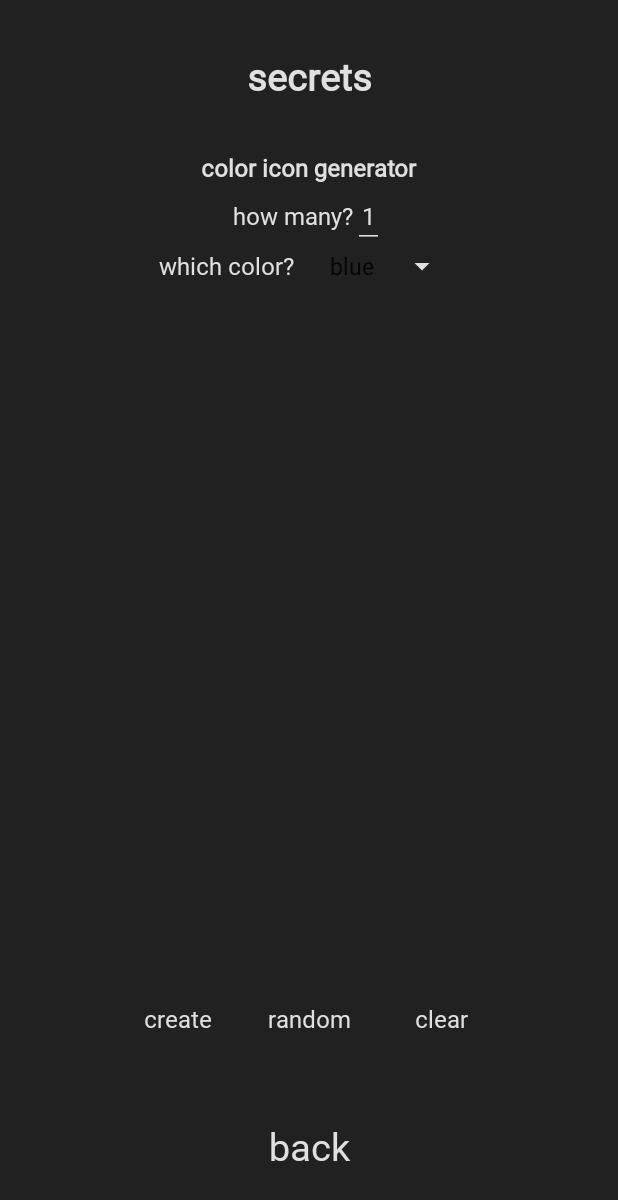
After one commit to hadarshamir/Animatch, an Android app: the SettingsActivity screen opened directly, with no data from a screen before it, on a phone screen of 412 x 824 dp. The commit adds this screen. Shown: the top 1200 px of the screen. Run offline under Robolectric (Android 15) with nearby library versions, the phone set to English and light mode, and no system bars.

Commit message:
Added secrets menu

```diff
--- a/app/src/main/java/com/example/animatch/MainActivity.java
+++ b/app/src/main/java/com/example/animatch/MainActivity.java
@@ -1,6 +1,7 @@
 package com.example.animatch;
 
 import android.content.Context;
+import android.content.Intent;
 import android.graphics.Paint;
 import android.hardware.Sensor;
 import android.hardware.SensorEvent;
@@ -8,6 +9,7 @@ import android.hardware.SensorEventListener;
 import android.hardware.SensorManager;
 import android.media.MediaPlayer;
 import android.os.Bundle;
+import android.os.Handler;
 import android.os.Vibrator;
 import android.util.Log;
 import android.view.WindowManager;
@@ -16,6 +18,7 @@ import android.widget.ImageButton;
 import android.widget.ImageView;
 import android.widget.LinearLayout;
 import android.widget.TextView;
+import android.widget.Toast;
 
 import androidx.appcompat.app.ActionBar;
 import androidx.appcompat.app.AppCompatActivity;
@@ -29,10 +32,10 @@ public class MainActivity extends AppCompatActivity
 {
     /* Declarations */
     private ImageButton[]       buttons         = null;
-    private final int[]         animalsArray    = { R.drawable.dog, R.drawable.gorilla, R.drawable.lion,
-                                                    R.drawable.monkey, R.drawable.mouse, R.drawable.rabbit,
-                                                    R.drawable.dog, R.drawable.gorilla, R.drawable.lion,
-                                                    R.drawable.monkey, R.drawable.mouse, R.drawable.rabbit };
+    private final int[]         animalsArray    = { R.drawable.dog,     R.drawable.gorilla, R.drawable.lion,
+                                                    R.drawable.monkey,  R.drawable.mouse,   R.drawable.rabbit,
+                                                    R.drawable.dog,     R.drawable.gorilla, R.drawable.lion,
+                                                    R.drawable.monkey,  R.drawable.mouse,   R.drawable.rabbit };
     private final boolean[]     pressedArray    = { false, false, false,
                                                     false, false, false,
                                                     false, false, false,
@@ -43,6 +46,8 @@ public class MainActivity extends AppCompatActivity
     private boolean             shouldMute      = true;
     private boolean             emptyIcon       = true;
     private int                 rotateDirection = 1;
+    private int                 secretsCount    = 4;
+    private boolean             secretsEnabled  = false;
 
     private LinearLayout        colorIcons;
     private ImageButton         colorIcon;
@@ -58,6 +63,10 @@ public class MainActivity extends AppCompatActivity
     private float               mAccel;
     private float               mAccelCurrent;
     private float               mAccelLast;
+
+    private Intent              goToSettings;
+
+    private Toast               toast;
 
     @Override
     protected void onCreate(Bundle savedInstanceState)
@@ -94,10 +103,10 @@ public class MainActivity extends AppCompatActivity
 
         /* Init buttons array */
         buttons = new ImageButton[] {
-                findViewById(R.id.imageButton1), findViewById(R.id.imageButton2), findViewById(R.id.imageButton3),
-                findViewById(R.id.imageButton4), findViewById(R.id.imageButton5), findViewById(R.id.imageButton6),
-                findViewById(R.id.imageButton7), findViewById(R.id.imageButton8), findViewById(R.id.imageButton9),
-                findViewById(R.id.imageButton10),findViewById(R.id.imageButton11),findViewById(R.id.imageButton12)
+                findViewById(R.id.imageButton1),  findViewById(R.id.imageButton2),  findViewById(R.id.imageButton3),
+                findViewById(R.id.imageButton4),  findViewById(R.id.imageButton5),  findViewById(R.id.imageButton6),
+                findViewById(R.id.imageButton7),  findViewById(R.id.imageButton8),  findViewById(R.id.imageButton9),
+                findViewById(R.id.imageButton10), findViewById(R.id.imageButton11), findViewById(R.id.imageButton12)
         };
 
         /* Init animals array as list */
@@ -145,8 +154,46 @@ public class MainActivity extends AppCompatActivity
         reset.setOnClickListener(v ->
         {
             resetGame(animals);
-            shuffle.start();
             vib.vibrate(5);
+        });
+
+        /* Settings button logic */
+        steps.setOnClickListener(v ->
+        {
+            if (toast != null)
+            {
+                toast.cancel();
+            }
+            goToSettings = new Intent(MainActivity.this, SettingsActivity.class);
+            vib.vibrate(5);
+            if (secretsCount == 1)
+            {
+                secretsEnabled = true;
+                steps.setText(R.string.secrets);
+                toast = Toast.makeText(getApplicationContext(), getString(R.string.secret_found), Toast.LENGTH_SHORT);
+                toast.show();
+            }
+            if (secretsCount == 0)
+            {
+                startActivity(goToSettings);
+            }
+            else
+            {
+                if (--secretsCount == 1)
+                {
+                    toast = Toast.makeText(getApplicationContext(),
+                            getString(R.string.secret_steps_1) + " " + secretsCount + " " + getString(R.string.secret_steps_3),
+                            Toast.LENGTH_SHORT);
+                    toast.show();
+                }
+                else if (secretsCount > 0)
+                {
+                    toast = Toast.makeText(getApplicationContext(),
+                            getString(R.string.secret_steps_1) + " " + secretsCount + " " + getString(R.string.secret_steps_2),
+                            Toast.LENGTH_SHORT);
+                    toast.show();
+                }
+            }
         });
 
         /* Mute button logic */
@@ -173,7 +220,6 @@ public class MainActivity extends AppCompatActivity
                 if (mAccel > 11)
                 {
                     resetGame(animals); // Reset on shake
-                    shuffle.start();
                     vib.vibrate(300);
                 }
             }
@@ -181,12 +227,13 @@ public class MainActivity extends AppCompatActivity
             public void onAccuracyChanged(Sensor sensor, int accuracy) {
             }
         };
-        mSensorManager = (SensorManager) getSystemService(Context.SENSOR_SERVICE);
-        Objects.requireNonNull(mSensorManager).registerListener(mSensorListener, mSensorManager.getDefaultSensor(Sensor.TYPE_ACCELEROMETER),
-                SensorManager.SENSOR_DELAY_NORMAL);
-        mAccel = 10f;
-        mAccelCurrent = SensorManager.GRAVITY_EARTH;
-        mAccelLast = SensorManager.GRAVITY_EARTH;
+        mSensorManager  = (SensorManager) getSystemService(Context.SENSOR_SERVICE);
+        Objects.requireNonNull(mSensorManager).registerListener(mSensorListener,
+                                                                mSensorManager.getDefaultSensor(Sensor.TYPE_ACCELEROMETER),
+                                                                SensorManager.SENSOR_DELAY_NORMAL);
+        mAccel          = 10f;
+        mAccelCurrent   = SensorManager.GRAVITY_EARTH;
+        mAccelLast      = SensorManager.GRAVITY_EARTH;
     }
 
     private void checkMatch(ImageButton btn, int index)
@@ -204,7 +251,7 @@ public class MainActivity extends AppCompatActivity
                     success.start();
                 }
                 addColorIcon(btn);
-                pressedArray[i] = false;
+                pressedArray[i]     = false;
                 pressedArray[index] = false;
                 btn.setClickable(false);
                 buttons[i].setClickable(false);
@@ -308,6 +355,7 @@ public class MainActivity extends AppCompatActivity
 
     private void resetGame(List<Integer> animals)
     {
+        shuffle.start();
         Collections.shuffle(animals); // Shuffle the animals array
 
         /* Alternate rotation */
@@ -323,10 +371,17 @@ public class MainActivity extends AppCompatActivity
         for (int i = 0; i < animalsArray.length; i++)
         {
             title.setText(getResources().getString(R.string.instructions));
-            steps.setText(R.string.steps);
-            stepsCount = 0;
+            if (secretsEnabled)
+            {
+                steps.setText(R.string.secrets);
+            }
+            else
+            {
+                steps.setText(R.string.steps);
+            }
+            stepsCount      = 0;
+            emptyIcon       = true;
             setEmptyIcon();
-            emptyIcon = true;
 
             buttons[i].setImageResource(R.drawable.hidden);
             buttons[i].setTag(animals.get(i));
@@ -337,8 +392,8 @@ public class MainActivity extends AppCompatActivity
             buttons[i].setRotation(0);
 
             pressedArray[i] = false;
-            pressedCount = 0;
-            matchCount = 0;
+            pressedCount    = 0;
+            matchCount      = 0;
         }
     }
 
--- /dev/null
+++ b/app/src/main/java/com/example/animatch/SettingsActivity.java
@@ -0,0 +1,238 @@
+package com.example.animatch;
+
+import androidx.appcompat.app.ActionBar;
+import androidx.appcompat.app.AppCompatActivity;
+import androidx.constraintlayout.widget.ConstraintLayout;
+
+import android.content.Context;
+import android.hardware.Sensor;
+import android.hardware.SensorEvent;
+import android.hardware.SensorEventListener;
+import android.hardware.SensorManager;
+import android.media.MediaPlayer;
+import android.os.Bundle;
+import android.os.Vibrator;
+import android.view.inputmethod.InputMethodManager;
+import android.widget.Button;
+import android.widget.EditText;
+import android.widget.GridLayout;
+import android.widget.ImageButton;
+import android.widget.ImageView;
+import android.widget.Spinner;
+import android.widget.Toast;
+
+import java.util.Objects;
+import java.util.Random;
+
+public class SettingsActivity extends AppCompatActivity
+{
+    private final String[]      colorsArray = { "blue", "green", "grey", "pink", "red", "yellow" };
+    private EditText            numOfObjects;
+    private Spinner             colorPicker;
+    private GridLayout          colorIconsGrid;
+    private ImageButton         colorIcon;
+    private Button              create, random, clear, back;
+
+    private ConstraintLayout    secretsLayout;
+
+    private boolean             isEmptyButton = true;
+
+    private MediaPlayer         bgm, flip, shuffle;
+
+    private SensorManager       mSensorManager;
+    private SensorEventListener mSensorListener;
+
+    private float               mAccel;
+    private float               mAccelCurrent;
+    private float               mAccelLast;
+
+    @Override
+    protected void onCreate(Bundle savedInstanceState)
+    {
+        super.onCreate(savedInstanceState);
+        setContentView(R.layout.activity_settings);
+
+        Vibrator vib = (Vibrator) getSystemService(Context.VIBRATOR_SERVICE);
+
+        bgm     = MediaPlayer.create(SettingsActivity.this, R.raw.settings_bgm);
+        flip    = MediaPlayer.create(SettingsActivity.this, R.raw.flip);
+        shuffle = MediaPlayer.create(SettingsActivity.this, R.raw.shuffle);
+        bgm.start();
+
+        /* Hide action bar */
+        ActionBar actionBar = getSupportActionBar();
+        assert actionBar != null;
+        actionBar.hide();
+
+        secretsLayout = findViewById(R.id.secretsLayout);
+        secretsLayout.setOnClickListener(v ->
+        {
+            InputMethodManager imm = (InputMethodManager) getSystemService(INPUT_METHOD_SERVICE);
+            imm.hideSoftInputFromWindow(getCurrentFocus().getWindowToken(), 0);
+        });
+
+        numOfObjects = findViewById(R.id.numOfObjects);
+        numOfObjects.setText("1");
+
+        colorIconsGrid  = findViewById(R.id.colorIconsGrid);
+        setEmptyIcon();
+
+        colorPicker = findViewById(R.id.colorOfObjects);
+        colorPicker.setSelection(0);
+
+        create = findViewById(R.id.create);
+        create.setOnClickListener(v ->
+        {
+            flip.start();
+            addColorIconsByNumberAndColor(Integer.parseInt(numOfObjects.getText().toString()), false);
+            vib.vibrate(5);
+        });
+
+        random = findViewById(R.id.random);
+        random.setOnClickListener(v ->
+        {
+            flip.start();
+            addColorIconsByNumberAndColor(Integer.parseInt(numOfObjects.getText().toString()), true);
+            vib.vibrate(5);
+        });
+
+        clear = findViewById(R.id.clear);
+        clear.setOnClickListener(v ->
+        {
+            resetIcons();
+            vib.vibrate(5);
+        });
+
+        back = findViewById(R.id.back);
+        back.setOnClickListener(v ->
+        {
+            onBackPressed();
+            vib.vibrate(5);
+        });
+
+        /* Accelerometer logic */
+        mSensorListener = new SensorEventListener()
+        {
+            @Override
+            public void onSensorChanged(SensorEvent event)
+            {
+                float x = event.values[0];
+                float y = event.values[1];
+                float z = event.values[2];
+                mAccelLast = mAccelCurrent;
+                mAccelCurrent = (float) Math.sqrt(x * x + y * y + z * z);
+                float delta = mAccelCurrent - mAccelLast;
+                mAccel = mAccel * 0.9f + delta;
+                if (mAccel > 11)
+                {
+                    resetIcons(); // Reset on shake
+                    vib.vibrate(300);
+                }
+            }
+
+            @Override
+            public void onAccuracyChanged(Sensor sensor, int accuracy)
+            {
+            }
+        };
+        mSensorManager  = (SensorManager) getSystemService(Context.SENSOR_SERVICE);
+        Objects.requireNonNull(mSensorManager).registerListener(mSensorListener,
+                mSensorManager.getDefaultSensor(Sensor.TYPE_ACCELEROMETER),
+                SensorManager.SENSOR_DELAY_NORMAL);
+        mAccel = 10f;
+        mAccelCurrent   = SensorManager.GRAVITY_EARTH;
+        mAccelLast      = SensorManager.GRAVITY_EARTH;
+    }
+
+    private void addColorIconsByNumberAndColor(int numOfColorIcons, boolean isRandom)
+    {
+        if (numOfColorIcons > 9999)
+        {
+            Toast.makeText(getApplicationContext(), R.string.crash, Toast.LENGTH_SHORT).show();
+            return;
+        }
+        String chosenColor = colorPicker.getSelectedItem().toString();
+
+        InputMethodManager imm = (InputMethodManager) getSystemService(INPUT_METHOD_SERVICE);
+        if (imm.isAcceptingText())
+        {
+            imm.hideSoftInputFromWindow(getCurrentFocus().getWindowToken(), 0);
+        }
+
+        if (isEmptyButton)
+        {
+            colorIconsGrid.removeAllViews();
+            isEmptyButton = false;
+        }
+
+        for (int i = 0; i < numOfColorIcons; i++)
+        {
+            colorIcon = new ImageButton(SettingsActivity.this);
+            colorIcon.setBackgroundResource(R.drawable.color_icon);
+
+            if (isRandom)
+            {
+                Random rand = new Random();
+                chosenColor = colorsArray[rand.nextInt(6)];
+            }
+
+            switch (chosenColor)
+            {
+                case "blue":
+                { colorIcon.setImageResource(R.drawable.blue); }    break;
+
+                case "yellow":
+                { colorIcon.setImageResource(R.drawable.yellow); }  break;
+
+                case "green":
+                { colorIcon.setImageResource(R.drawable.green); }   break;
+
+                case "grey":
+                { colorIcon.setImageResource(R.drawable.grey); }    break;
+
+                case "red":
+                { colorIcon.setImageResource(R.drawable.red); }     break;
+
+                case "pink":
+                { colorIcon.setImageResource(R.drawable.pink); }    break;
+            }
+            colorIcon.setClickable(false);
+            colorIcon.setBackgroundColor(212121);
+            colorIcon.setScaleType(ImageView.ScaleType.FIT_CENTER);
+            colorIconsGrid.addView(colorIcon, 100, 100);
+        }
+    }
+
+    private void resetIcons()
+    {
+        shuffle.start();
+        colorIconsGrid.removeAllViews();
+        setEmptyIcon();
+    }
+
+    private void setEmptyIcon()
+    {
+        colorIcon = new ImageButton(SettingsActivity.this);
+        colorIcon.setBackgroundResource(R.drawable.color_icon);
+        colorIcon.setImageResource(R.drawable.empty);
+        colorIcon.setClickable(false);
+        colorIcon.setBackgroundColor(212121);
+        colorIcon.setScaleType(ImageView.ScaleType.FIT_CENTER);
+        colorIconsGrid.addView(colorIcon, 100, 100);
+        isEmptyButton = true;
+    }
+
+    @Override
+    protected void onPause()
+    {
+        super.onPause();
+        bgm.pause();
+    }
+
+    @Override
+    protected void onResume()
+    {
+        super.onResume();
+        bgm.start();
+    }
+}
--- a/app/src/main/res/layout/activity_main.xml
+++ b/app/src/main/res/layout/activity_main.xml
@@ -186,8 +186,7 @@
             android:layout_height="wrap_content"
             android:fontFamily="@font/roboto"
             android:text="@string/pairs_found"
-            android:textColor="#e0e0e0">
-        </TextView>
+            android:textColor="#e0e0e0"></TextView>
 
         <LinearLayout
             android:id="@+id/colorMatchLayout"
@@ -231,7 +230,8 @@
             android:layout_width="0dp"
             android:layout_weight="1"
             android:backgroundTint="#212121"
-            android:clickable="false"
+            android:background="@android:color/transparent"
+            android:clickable="true"
             android:fontFamily="@font/roboto"
             android:text="@string/steps"
             android:textAllCaps="false"
--- /dev/null
+++ b/app/src/main/res/layout/activity_settings.xml
@@ -0,0 +1,196 @@
+<?xml version="1.0" encoding="utf-8"?>
+<androidx.constraintlayout.widget.ConstraintLayout xmlns:android="http://schemas.android.com/apk/res/android"
+    xmlns:app="http://schemas.android.com/apk/res-auto"
+    xmlns:tools="http://schemas.android.com/tools"
+    android:id="@+id/secretsLayout"
+    android:layout_width="match_parent"
+    android:layout_height="match_parent"
+    android:background="#212121"
+    android:keepScreenOn="true"
+    tools:context=".SettingsActivity"
+    android:clickable="true"
+    android:focusable="true"
+    android:focusableInTouchMode="true">
+
+    <TextView
+        android:id="@+id/settings"
+        android:layout_width="wrap_content"
+        android:layout_height="wrap_content"
+        android:fontFamily="@font/roboto"
+        android:includeFontPadding="true"
+        android:text="@string/secrets"
+        android:textColor="#e0e0e0"
+        android:textSize="25sp"
+        android:textStyle="bold"
+        app:layout_constraintLeft_toLeftOf="parent"
+        app:layout_constraintRight_toRightOf="parent"
+        app:layout_constraintTop_toTopOf="parent"
+        app:layout_constraintBottom_toTopOf="@id/settingsLayout"/>
+
+    <LinearLayout
+        android:id="@+id/settingsLayout"
+        android:layout_width="match_parent"
+        android:layout_height="wrap_content"
+        android:orientation="vertical"
+        android:gravity="center"
+        app:layout_constraintTop_toBottomOf="@id/settings"
+        app:layout_constraintBottom_toTopOf="@id/scrollView"
+        app:layout_constraintStart_toStartOf="parent"
+        app:layout_constraintEnd_toEndOf="parent">
+
+        <TextView
+            android:id="@+id/createColorObjects"
+            android:layout_width="wrap_content"
+            android:layout_height="wrap_content"
+            android:fontFamily="@font/roboto"
+            android:includeFontPadding="true"
+            android:text="@string/generator"
+            android:textStyle="bold"
+            android:textColor="#e0e0e0"
+            android:textSize="16sp"/>
+
+        <LinearLayout
+            android:layout_width="match_parent"
+            android:layout_height="wrap_content"
+            android:orientation="horizontal"
+            android:gravity="center">
+
+            <TextView
+                android:layout_width="wrap_content"
+                android:layout_height="wrap_content"
+                android:fontFamily="@font/roboto"
+                android:includeFontPadding="true"
+                android:text="@string/how_many"
+                android:textColor="#e0e0e0"
+                android:textSize="16sp"/>
+
+            <EditText
+                android:id="@+id/numOfObjects"
+                android:layout_width="wrap_content"
+                android:layout_height="wrap_content"
+                android:backgroundTint="#e0e0e0"
+                android:inputType="number"
+                android:textAlignment="center"
+                android:textColor="#e0e0e0"
+                android:textSize="16sp"
+                android:fontFamily="@font/roboto"/>
+        </LinearLayout>
+
+        <LinearLayout
+            android:layout_width="match_parent"
+            android:layout_height="wrap_content"
+            android:orientation="horizontal"
+            android:layout_gravity="center"
+            android:gravity="center">
+
+            <TextView
+                android:layout_width="wrap_content"
+                android:layout_height="wrap_content"
+                android:fontFamily="@font/roboto"
+                android:text="@string/which_color"
+                android:textColor="#e0e0e0"
+                android:textSize="16sp"/>
+
+            <Spinner
+                android:id="@+id/colorOfObjects"
+                android:layout_width="wrap_content"
+                android:layout_height="wrap_content"
+                android:backgroundTint="#e0e0e0"
+                android:entries="@array/color_names"
+                android:gravity="end">
+            </Spinner>
+        </LinearLayout>
+    </LinearLayout>
+
+    <ScrollView
+        android:id="@+id/scrollView"
+        android:layout_width="wrap_content"
+        android:layout_height="400dp"
+        app:layout_constraintBottom_toTopOf="@+id/initializeObjects"
+        app:layout_constraintEnd_toEndOf="parent"
+        app:layout_constraintStart_toStartOf="parent"
+        app:layout_constraintTop_toBottomOf="@id/settingsLayout"
+        app:layout_constrainedHeight="true"
+        app:layout_constraintHeight_max="400dp"
+        android:requiresFadingEdge="vertical"
+        android:fadingEdgeLength="100dp"
+        android:fadeScrollbars="true"
+        android:scrollbars="none">
+
+        <GridLayout
+            android:id="@+id/colorIconsGrid"
+            android:layout_width="wrap_content"
+            android:layout_height="wrap_content"
+            android:columnCount="6"></GridLayout>
+    </ScrollView>
+
+    <LinearLayout
+        android:id="@+id/initializeObjects"
+        android:layout_width="match_parent"
+        android:layout_height="wrap_content"
+        android:orientation="horizontal"
+        android:gravity="center"
+        app:layout_constraintTop_toBottomOf="@id/scrollView"
+        app:layout_constraintBottom_toTopOf="@id/back">
+
+        <Button
+            android:id="@+id/create"
+            style="@style/Widget.AppCompat.Button.Borderless"
+            android:layout_width="wrap_content"
+            android:layout_height="wrap_content"
+            android:backgroundTint="#212121"
+            android:background="@android:color/transparent"
+            android:fontFamily="@font/roboto"
+            android:text="@string/create"
+            android:textAllCaps="false"
+            android:textColor="#e0e0e0"
+            android:textSize="16sp">
+        </Button>
+
+        <Button
+            android:id="@+id/random"
+            style="@style/Widget.AppCompat.Button.Borderless"
+            android:layout_width="wrap_content"
+            android:layout_height="wrap_content"
+            android:backgroundTint="#212121"
+            android:background="@android:color/transparent"
+            android:fontFamily="@font/roboto"
+            android:text="@string/random"
+            android:textAllCaps="false"
+            android:textColor="#e0e0e0"
+            android:textSize="16sp">
+        </Button>
+
+        <Button
+            android:id="@+id/clear"
+            style="@style/Widget.AppCompat.Button.Borderless"
+            android:layout_width="wrap_content"
+            android:layout_height="wrap_content"
+            android:backgroundTint="#212121"
+            android:background="@android:color/transparent"
+            android:fontFamily="@font/roboto"
+            android:text="@string/clear"
+            android:textAllCaps="false"
+            android:textColor="#e0e0e0"
+            android:textSize="16sp">
+        </Button>
+    </LinearLayout>
+
+    <Button
+        android:id="@+id/back"
+        style="@style/Widget.AppCompat.Button.Borderless"
+        android:layout_width="wrap_content"
+        android:layout_height="wrap_content"
+        android:backgroundTint="#212121"
+        android:background="@android:color/transparent"
+        android:fontFamily="@font/roboto"
+        android:text="@string/back"
+        android:textAllCaps="false"
+        android:textColor="#e0e0e0"
+        android:textSize="25sp"
+        app:layout_constraintTop_toBottomOf="@id/initializeObjects"
+        app:layout_constraintBottom_toBottomOf="parent"
+        app:layout_constraintEnd_toEndOf="parent"
+        app:layout_constraintStart_toStartOf="parent"></Button>
+
+</androidx.constraintlayout.widget.ConstraintLayout>
--- /dev/null
+++ b/app/src/main/res/values/colorsNames.xml
@@ -0,0 +1,11 @@
+<?xml version="1.0" encoding="utf-8"?>
+<resources>
+    <string-array name="color_names">
+        <item>@string/blue</item>
+        <item>@string/green</item>
+        <item>@string/grey</item>
+        <item>@string/pink</item>
+        <item>@string/red</item>
+        <item>@string/yellow</item>
+    </string-array>
+</resources>
--- a/app/src/main/res/values/strings.xml
+++ b/app/src/main/res/values/strings.xml
@@ -9,4 +9,23 @@
     <string name="steps">steps</string>
     <string name="unmute">unmute</string>
     <string name="card">card</string>
+    <string name="secrets">secrets</string>
+    <string name="generator">color icon generator</string>
+    <string name="how_many">how many?</string>
+    <string name="which_color">which color?</string>
+    <string name="create">create</string>
+    <string name="random">random</string>
+    <string name="clear">clear</string>
+    <string name="back">back</string>
+    <string name="blue">blue</string>
+    <string name="green">green</string>
+    <string name="grey">grey</string>
+    <string name="pink">pink</string>
+    <string name="red">red</string>
+    <string name="yellow">yellow</string>
+    <string name="crash">let\'s not crash the app... :)</string>
+    <string name="secret_steps_1">you are</string>
+    <string name="secret_steps_2">steps away...</string>
+    <string name="secret_found">you found the secret!</string>
+    <string name="secret_steps_3">step away...</string>
 </resources>
```
Also changed, not shown: app/src/main/AndroidManifest.xml (+7 -2 lines), 2 other files.
